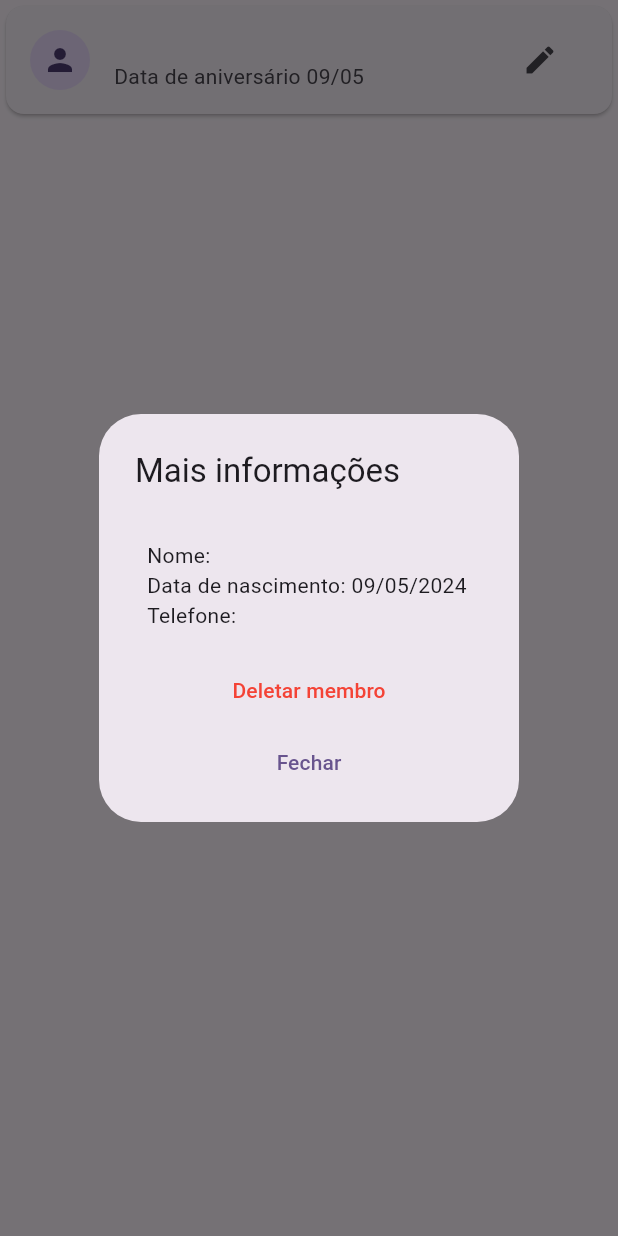
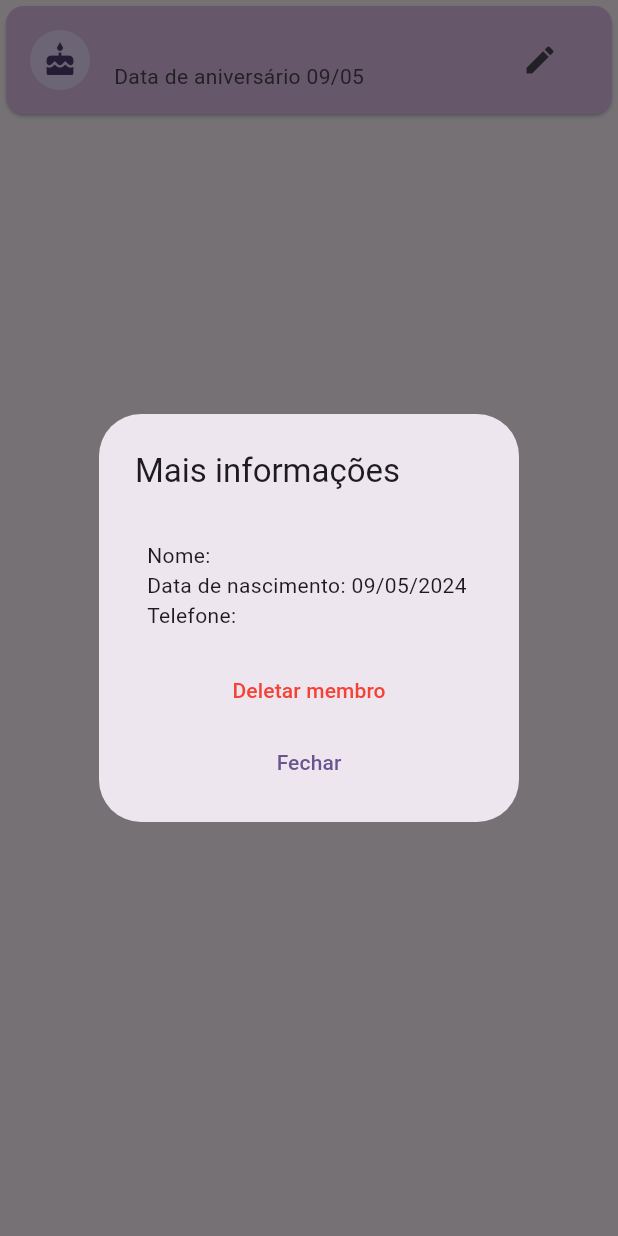
Before and after one commit to Matheus-IT/birthday_app, a Flutter app: the MemberListCard widget shown alone on an empty page, opened directly with empty values, after a tap on an icon or button, on a phone screen of 412 x 824 dp. Run offline on Flutter 3.47's test engine with Material 3 defaults, Android fonts, the phone set to English and light mode, and no system bars; our stand-ins replace firebase_core, firebase_messaging, flutter_dotenv, flutter_riverpod, flutter_secure_storage; accounts and stored records are empty; network calls fail.

Commit message:
Highlighting birthday members

```diff
--- a/lib/components/member_list_card.dart
+++ b/lib/components/member_list_card.dart
@@ -14,9 +14,7 @@ class MemberListCard extends ConsumerWidget {
   final Future<void> Function(Member member) onDeleteMember;
   final void Function(Member member) onEditMember;
 
-  @override
-  Widget build(BuildContext context, WidgetRef ref) {
-    void handleShowExtraInfoDialog() {
+  void handleShowExtraInfoDialog(BuildContext context) {
     showDialog(
       context: context,
       builder: (ctx) {
@@ -54,13 +52,21 @@ class MemberListCard extends ConsumerWidget {
     );
   }
 
+  bool _isMemberBirthday(Member member) {
+    final now = DateTime.now();
+    return member.birthDate.day == now.day && member.birthDate.month == now.month;
+  }
+
+  @override
+  Widget build(BuildContext context, WidgetRef ref) {
     return Card(
+      color: _isMemberBirthday(member) ? Colors.purple[100] : null,
       child: ListTile(
-        onTap: handleShowExtraInfoDialog,
+        onTap: () => handleShowExtraInfoDialog(context),
         leading: CircleAvatar(
           child: member.profilePicturePath.isNotEmpty
               ? Image.network(member.profilePicturePath)
-              : const Icon(Icons.person),
+              : Icon(_isMemberBirthday(member) ? Icons.cake : Icons.person),
         ),
         title: Text(member.name),
         subtitle: Text('Data de aniversário ${member.birthDateReadable}'),
```
Lines whose indentation alone changed are shown as unchanged.
